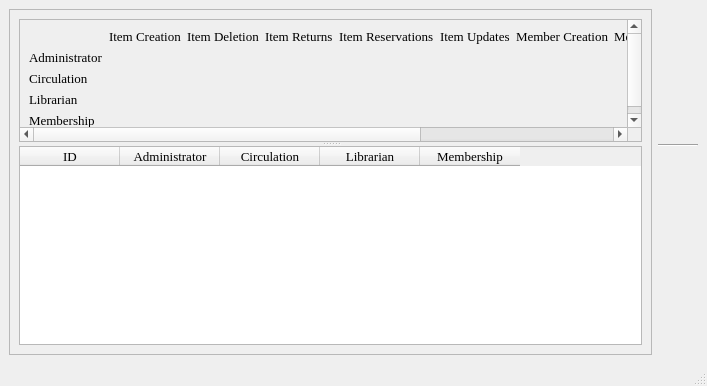
Above: adminsetup.ui from textbrowser/biblioteq before the change. Below: the same form after it.
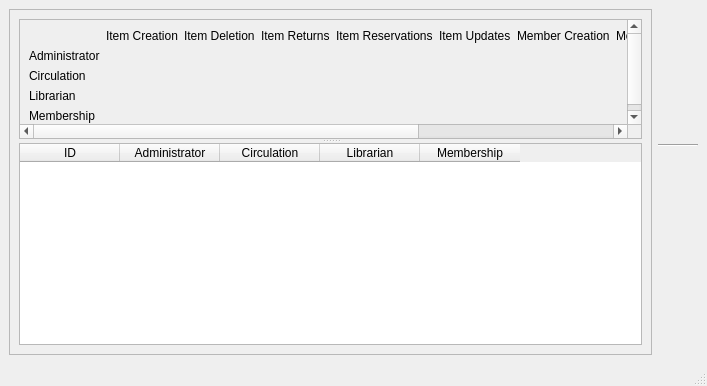
That is the form after the change. Icons and pictures are not drawn.

Commit message: Default fonts. Do not allow users to set their fonts on OS X systems as this distorts widgets.

Patch:
```diff
--- a/adminsetup.ui
+++ b/adminsetup.ui
@@ -10,12 +10,6 @@
     <height>386</height>
    </rect>
   </property>
-  <property name="font">
-   <font>
-    <family>Times</family>
-    <pointsize>10</pointsize>
-   </font>
-  </property>
   <property name="windowTitle">
    <string>BiblioteQ: Administrator Browser</string>
   </property>
@@ -51,19 +45,13 @@
             <rect>
              <x>0</x>
              <y>0</y>
-             <width>761</width>
-             <height>136</height>
+             <width>1107</width>
+             <height>142</height>
             </rect>
            </property>
            <layout class="QGridLayout" name="gridLayout">
             <item row="0" column="1">
              <widget class="QLabel" name="label_6">
-              <property name="font">
-               <font>
-                <family>Times</family>
-                <pointsize>10</pointsize>
-               </font>
-              </property>
               <property name="text">
                <string>Item Creation</string>
               </property>
@@ -71,12 +59,6 @@
             </item>
             <item row="0" column="2">
              <widget class="QLabel" name="label_7">
-              <property name="font">
-               <font>
-                <family>Times</family>
-                <pointsize>10</pointsize>
-               </font>
-              </property>
               <property name="text">
                <string>Item Deletion</string>
               </property>
@@ -84,12 +66,6 @@
             </item>
             <item row="0" column="3">
              <widget class="QLabel" name="label_8">
-              <property name="font">
-               <font>
-                <family>Times</family>
-                <pointsize>10</pointsize>
-               </font>
-              </property>
               <property name="text">
                <string>Item Returns</string>
               </property>
@@ -97,12 +73,6 @@
             </item>
             <item row="0" column="4">
              <widget class="QLabel" name="label_9">
-              <property name="font">
-               <font>
-                <family>Times</family>
-                <pointsize>10</pointsize>
-               </font>
-              </property>
               <property name="text">
                <string>Item Reservations</string>
               </property>
@@ -110,12 +80,6 @@
             </item>
             <item row="0" column="5">
              <widget class="QLabel" name="label_10">
-              <property name="font">
-               <font>
-                <family>Times</family>
-                <pointsize>10</pointsize>
-               </font>
-              </property>
               <property name="text">
                <string>Item Updates</string>
               </property>
@@ -123,12 +87,6 @@
             </item>
             <item row="0" column="6">
              <widget class="QLabel" name="label_11">
-              <property name="font">
-               <font>
-                <family>Times</family>
-                <pointsize>10</pointsize>
-               </font>
-              </property>
               <property name="text">
                <string>Member Creation</string>
               </property>
@@ -136,12 +94,6 @@
             </item>
             <item row="0" column="7">
              <widget class="QLabel" name="label_12">
-              <property name="font">
-               <font>
-                <family>Times</family>
-                <pointsize>10</pointsize>
-               </font>
-              </property>
               <property name="text">
                <string>Member Deletion</string>
               </property>
@@ -149,12 +101,6 @@
             </item>
             <item row="0" column="8">
              <widget class="QLabel" name="label_13">
-              <property name="font">
-               <font>
-                <family>Times</family>
-                <pointsize>10</pointsize>
-               </font>
-              </property>
               <property name="text">
                <string>Member Updates</string>
               </property>
@@ -162,12 +108,6 @@
             </item>
             <item row="0" column="9">
              <widget class="QLabel" name="label_14">
-              <property name="font">
-               <font>
-                <family>Times</family>
-                <pointsize>10</pointsize>
-               </font>
-              </property>
               <property name="text">
                <string>Reservation Histories</string>
               </property>
@@ -175,12 +115,6 @@
             </item>
             <item row="1" column="0">
              <widget class="QLabel" name="label_2">
-              <property name="font">
-               <font>
-                <family>Times</family>
-                <pointsize>10</pointsize>
-               </font>
-              </property>
               <property name="text">
                <string>Administrator</string>
               </property>
@@ -308,12 +242,6 @@
             </item>
             <item row="2" column="0">
              <widget class="QLabel" name="label_3">
-              <property name="font">
-               <font>
-                <family>Times</family>
-                <pointsize>10</pointsize>
-               </font>
-              </property>
               <property name="text">
                <string>Circulation</string>
               </property>
@@ -360,12 +288,6 @@
             </item>
             <item row="3" column="0">
              <widget class="QLabel" name="label_4">
-              <property name="font">
-               <font>
-                <family>Times</family>
-                <pointsize>10</pointsize>
-               </font>
-              </property>
               <property name="text">
                <string>Librarian</string>
               </property>
@@ -412,12 +334,6 @@
             </item>
             <item row="4" column="0">
              <widget class="QLabel" name="label_5">
-              <property name="font">
-               <font>
-                <family>Times</family>
-                <pointsize>10</pointsize>
-               </font>
-              </property>
               <property name="text">
                <string>Membership</string>
               </property>
@@ -466,17 +382,6 @@
           </widget>
          </widget>
          <widget class="QTableWidget" name="table">
-          <property name="font">
-           <font>
-            <family>Times</family>
-            <pointsize>10</pointsize>
-            <weight>50</weight>
-            <italic>false</italic>
-            <bold>false</bold>
-            <underline>false</underline>
-            <strikeout>false</strikeout>
-           </font>
-          </property>
           <property name="focusPolicy">
            <enum>Qt::StrongFocus</enum>
           </property>
@@ -533,12 +438,6 @@
      <layout class="QVBoxLayout" name="_2">
       <item>
        <widget class="QToolButton" name="addButton">
-        <property name="font">
-         <font>
-          <family>Times</family>
-          <pointsize>10</pointsize>
-         </font>
-        </property>
         <property name="toolTip">
          <string>Add Administrator</string>
         </property>
@@ -559,12 +458,6 @@
       </item>
       <item>
        <widget class="QToolButton" name="deleteButton">
-        <property name="font">
-         <font>
-          <family>Times</family>
-          <pointsize>10</pointsize>
-         </font>
-        </property>
         <property name="toolTip">
          <string>Delete Selected Administrator</string>
         </property>
@@ -615,12 +508,6 @@
       </item>
       <item>
        <widget class="QToolButton" name="reloadButton">
-        <property name="font">
-         <font>
-          <family>Times</family>
-          <pointsize>10</pointsize>
-         </font>
-        </property>
         <property name="toolTip">
          <string>Refresh Table</string>
         </property>
@@ -654,12 +541,6 @@
       </item>
       <item>
        <widget class="QToolButton" name="cancelButton">
-        <property name="font">
-         <font>
-          <family>Times</family>
-          <pointsize>10</pointsize>
-         </font>
-        </property>
         <property name="toolTip">
          <string>Close Browser</string>
         </property>
```
The commit also changes 20 other files.
